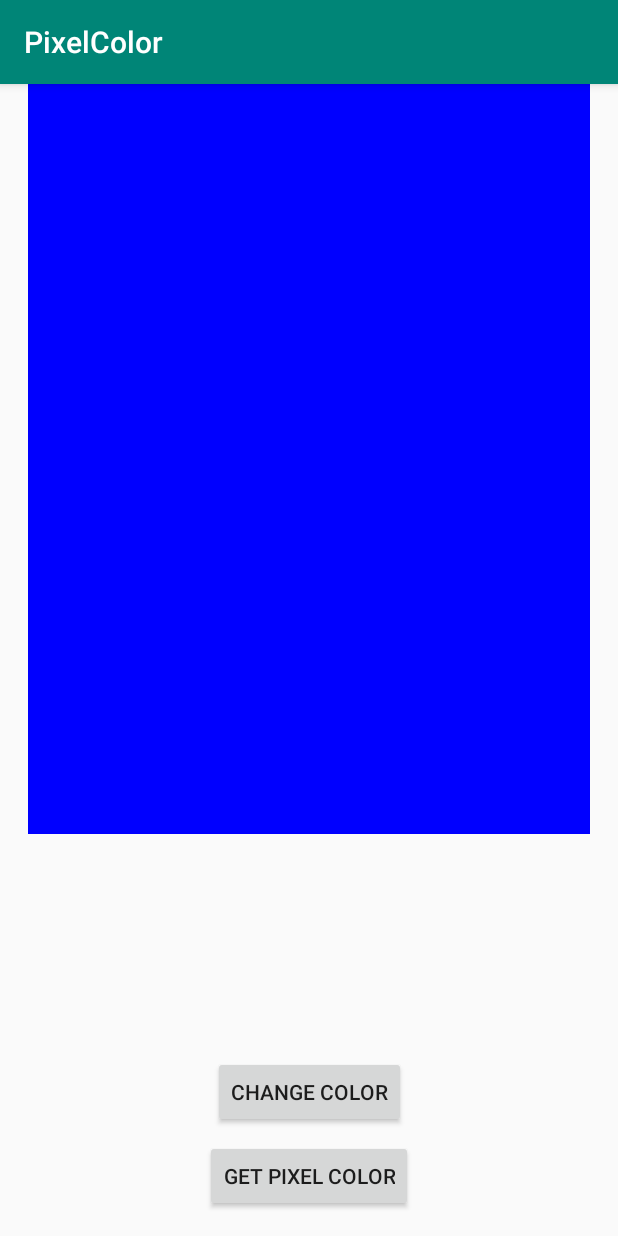
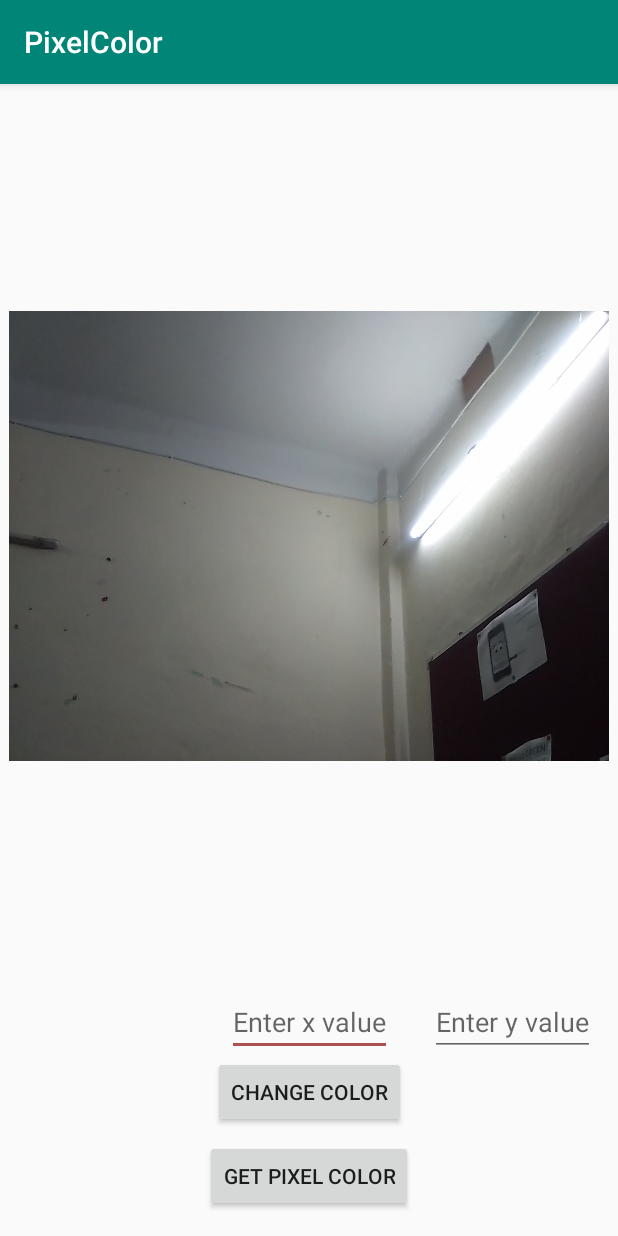
Before and after one commit to Joyprakash18/PixelColor, an Android app: the screen it shows after launch (MainActivity), after a tap on "CHANGE COLOR", on a phone screen of 412 x 824 dp. Run offline under Robolectric (Android 15) with nearby library versions, the phone set to English and light mode, and no system bars; 2 statements that could not run were skipped.

Commit message:
Change color

```diff
--- a/app/src/main/java/com/example/pixelcolor/Color.java
+++ b/app/src/main/java/com/example/pixelcolor/Color.java
@@ -4,11 +4,13 @@ public class Color {
     private  int red;
     private  int green;
     private  int blue;
+    private String hexCode;
 
-    public Color(int red, int green, int blue) {
+    public Color(int red, int green, int blue, String hexCode) {
         this.red = red;
         this.green = green;
         this.blue = blue;
+        this.hexCode = hexCode;
     }
 
     public int getRed() {
@@ -34,4 +36,12 @@ public class Color {
     public void setBlue(int blue) {
         this.blue = blue;
     }
+
+    public String getHexCode() {
+        return hexCode;
+    }
+
+    public void setHexCode(String hexCode) {
+        this.hexCode = hexCode;
+    }
 }
--- a/app/src/main/java/com/example/pixelcolor/MainActivity.java
+++ b/app/src/main/java/com/example/pixelcolor/MainActivity.java
@@ -8,7 +8,9 @@ import android.os.Bundle;
 import android.util.Log;
 import android.view.View;
 import android.widget.Button;
+import android.widget.EditText;
 import android.widget.ImageView;
+import android.widget.ProgressBar;
 import android.widget.Toast;
 
 import java.util.ArrayList;
@@ -18,7 +20,10 @@ public class MainActivity extends AppCompatActivity {
     private Button mCaptureButton;
     private Button mChangeColorButton;
     private ImageView mImageview;
+    private ProgressBar mProgressBar;
     private int pixelColor;
+    private EditText mXValue;
+    private EditText mYValue;
     int[] pixelColorArray;
     ArrayList<Integer> color_vib = new ArrayList<Integer>();
     ArrayList<Integer> color_red = new ArrayList<Integer>();
@@ -34,33 +39,43 @@ public class MainActivity extends AppCompatActivity {
         mCaptureButton = findViewById(R.id.pixelColorButton);
         mImageview = findViewById(R.id.imageView);
         mChangeColorButton = findViewById(R.id.changePixelColorButton);
+        mProgressBar = findViewById(R.id.progressBar);
+        mXValue = findViewById(R.id.xValue);
+        mYValue = findViewById(R.id.yValue);
         mCaptureButton.setOnClickListener(new View.OnClickListener() {
             @Override
             public void onClick(View view) {
-                Bitmap bmp = BitmapFactory.decodeResource(getResources(), R.drawable.sample2);
-                for(int y=0; y<bmp.getHeight(); y=y+5){
-                    for(int x=0; x<bmp.getWidth(); x=x+5){
-                        pixelColor = bmp.getPixel(x,y);
+                Bitmap bmp = BitmapFactory.decodeResource(getResources(), R.drawable.sample4);
+                for (int y = 0; y < bmp.getHeight(); y = y + 10) {
+                    for (int x = 0; x < bmp.getWidth(); x = x + 10) {
+                        pixelColor = bmp.getPixel(x, y);
                         int redValue = Color.red(pixelColor);
                         int blueValue = Color.blue(pixelColor);
                         int greenValue = Color.green(pixelColor);
                         color_vib.add(pixelColor);
-                        com.example.pixelcolor.Color color = new com.example.pixelcolor.Color(redValue,greenValue,blueValue);
+                        String hex = String.format("#%02x%02x%02x", redValue, greenValue, blueValue);
+                        com.example.pixelcolor.Color color = new com.example.pixelcolor.Color(redValue, greenValue, blueValue,hex);
                         colorList.add(color);
 //                        color_red.add(redValue);
 //                        color_blue.add(blueValue);
 //                        color_green.add(greenValue);
-                        Points point = new Points(x,y);
+                        Points point = new Points(x, y);
                         points.add(point);
                     }
                 }
-                Toast.makeText(MainActivity.this,"Done",Toast.LENGTH_LONG).show();
+                Toast.makeText(MainActivity.this, "Done", Toast.LENGTH_LONG).show();
             }
         });
         mChangeColorButton.setOnClickListener(new View.OnClickListener() {
             @Override
             public void onClick(View view) {
-                getSamePixelColor(500,500);
+                new Thread() {
+                    @Override
+                    public void run() {
+                        changePixelColor();
+                    }
+                }.start();
+
 //                Bitmap bmp = BitmapFactory.decodeResource(getResources(), R.drawable.bio);
 //                Bitmap bitMap = Bitmap.createBitmap(bmp.getWidth(), bmp.getHeight(), bmp.getConfig());
 //
@@ -81,31 +96,43 @@ public class MainActivity extends AppCompatActivity {
 //        getSamePixelColor(0,0);
     }
 
+    private void changePixelColor() {
+        int x = 0;
+        int y = 0;
+        if (mXValue.getText().toString() != null && mYValue.getText().toString() != null) {
+            x = Integer.parseInt(mXValue.getText().toString());
+            y = Integer.parseInt(mYValue.getText().toString());
+        }
+        getSamePixelColor(x, y);
+    }
+
     private void getSamePixelColor(int x, int y) {
-        Bitmap bmp = BitmapFactory.decodeResource(getResources(), R.drawable.sample3);
+//        mProgressBar.setVisibility(View.VISIBLE);
+        Bitmap bmp = BitmapFactory.decodeResource(getResources(), R.drawable.sample4);
         int pixel = bmp.getPixel(x, y);
         int redValue = Color.red(pixel);
-        int redValuemn = Color.red(pixel) - 1;
-        int redValuemx = Color.red(pixel) + 1;
+        int redValuemn = Color.red(pixel) - 5;
+        int redValuemx = Color.red(pixel) + 5;
         int blueValue = Color.blue(pixel);
-        int blueValuemn = Color.blue(pixel)-1;
-        int blueValuemx = Color.blue(pixel)+1;
+        int blueValuemn = Color.blue(pixel) - 5;
+        int blueValuemx = Color.blue(pixel) + 5;
         int greenValue = Color.green(pixel);
-        int greenValuemn = Color.green(pixel)-1;
-        int greenValuemx = Color.green(pixel)+1;
-        com.example.pixelcolor.Color color = new com.example.pixelcolor.Color(redValue,greenValue,blueValue);
+        int greenValuemn = Color.green(pixel) - 5;
+        int greenValuemx = Color.green(pixel) + 5;
+        String hex = String.format("#%02x%02x%02x", redValue, greenValue, blueValue);
+        com.example.pixelcolor.Color color = new com.example.pixelcolor.Color(redValue, greenValue, blueValue,hex);
 
-        Bitmap bitMap = Bitmap.createBitmap(bmp.getWidth(), bmp.getHeight(), bmp.getConfig());
-        for(int i=0; i<bitMap.getWidth(); i++){
-                    for(int j=0; j<bitMap.getHeight(); j++){
+        final Bitmap bitMap = Bitmap.createBitmap(bmp.getWidth(), bmp.getHeight(), bmp.getConfig());
+        for (int i = 0; i < bitMap.getWidth(); i++) {
+            for (int j = 0; j < bitMap.getHeight(); j++) {
                 int p = bmp.getPixel(i, j);
                 int red = Color.red(p);
                 int blue = Color.blue(p);
                 int green = Color.green(p);
-                        com.example.pixelcolor.Color color1 = new com.example.pixelcolor.Color(red,green,blue);
-                        if ((red >= redValuemn  || red<= redValuemx) && (green >= greenValuemn  || green<= greenValuemx) && (blue >= blueValuemn  || blue<= blueValuemx) ){
+//                com.example.pixelcolor.Color color1 = new com.example.pixelcolor.Color(red, green, blue);
+                if ((red >= redValuemn && red <= redValuemx) && (green >= greenValuemn && green <= greenValuemx) && (blue >= blueValuemn && blue <= blueValuemx)) {
                     bitMap.setPixel(i, j, Color.rgb(0, 0, 255));
-                        }else {
+                } else {
                     bitMap.setPixel(i, j, Color.rgb(Color.red(p), Color.green(p), Color.blue(p)));
                 }
             }
@@ -118,6 +145,13 @@ public class MainActivity extends AppCompatActivity {
 //                bitMap.setPixel(points.get(i).getX(), points.get(i).getY(), Color.rgb(Color.red(p), Color.green(p), Color.blue(p)));
 //            }
 //        }
+        runOnUiThread(new Runnable() {
+            @Override
+            public void run() {
                 mImageview.setImageBitmap(bitMap);
             }
+        });
+
+//        mProgressBar.setVisibility(View.GONE);
     }
+}
--- a/app/src/main/res/layout/activity_main.xml
+++ b/app/src/main/res/layout/activity_main.xml
@@ -10,11 +10,48 @@
     <ImageView
         android:id="@+id/imageView"
         android:layout_width="match_parent"
-        android:layout_height="500dp"
-        android:src="@drawable/sample3"
+        android:layout_height="300dp"
+        android:src="@drawable/sample4"
         app:layout_constraintLeft_toLeftOf="parent"
         app:layout_constraintRight_toRightOf="parent"
-        app:layout_constraintTop_toTopOf="parent" />
+        app:layout_constraintTop_toTopOf="parent"
+        app:layout_constraintBottom_toTopOf="@id/xValue"
+        />
+
+    <ProgressBar
+        android:id="@+id/progressBar"
+        android:layout_width="wrap_content"
+        android:layout_height="wrap_content"
+        app:layout_constraintStart_toStartOf="parent"
+        app:layout_constraintEnd_toEndOf="parent"
+        app:layout_constraintTop_toTopOf="parent"
+        app:layout_constraintBottom_toBottomOf="parent"
+        android:visibility="gone"
+        android:elevation="15dp"
+        />
+
+    <EditText
+        android:id="@+id/xValue"
+        android:layout_width="wrap_content"
+        android:layout_height="wrap_content"
+        android:hint="Enter x value"
+        app:layout_constraintStart_toStartOf="parent"
+        app:layout_constraintEnd_toEndOf="parent"
+        app:layout_constraintBottom_toTopOf="@id/changePixelColorButton"
+
+        />
+
+    <EditText
+        android:id="@+id/yValue"
+        android:layout_width="wrap_content"
+        android:layout_height="wrap_content"
+        android:hint="Enter y value"
+        android:layout_marginStart="10dp"
+        app:layout_constraintStart_toEndOf="@id/xValue"
+        app:layout_constraintEnd_toEndOf="parent"
+        app:layout_constraintBottom_toTopOf="@id/changePixelColorButton"
+
+        />
 
     <Button
         android:id="@+id/pixelColorButton"
@@ -31,6 +68,7 @@
         android:layout_width="wrap_content"
         android:layout_height="wrap_content"
         android:text="change color"
+        android:layout_marginTop="10dp"
         android:layout_marginBottom="8dp"
         app:layout_constraintStart_toStartOf="parent"
         app:layout_constraintEnd_toEndOf="parent"
```
Also changed, not shown: app/src/main/res/drawable/sample4.jpg (added). Lines whose indentation alone changed are shown as unchanged.
